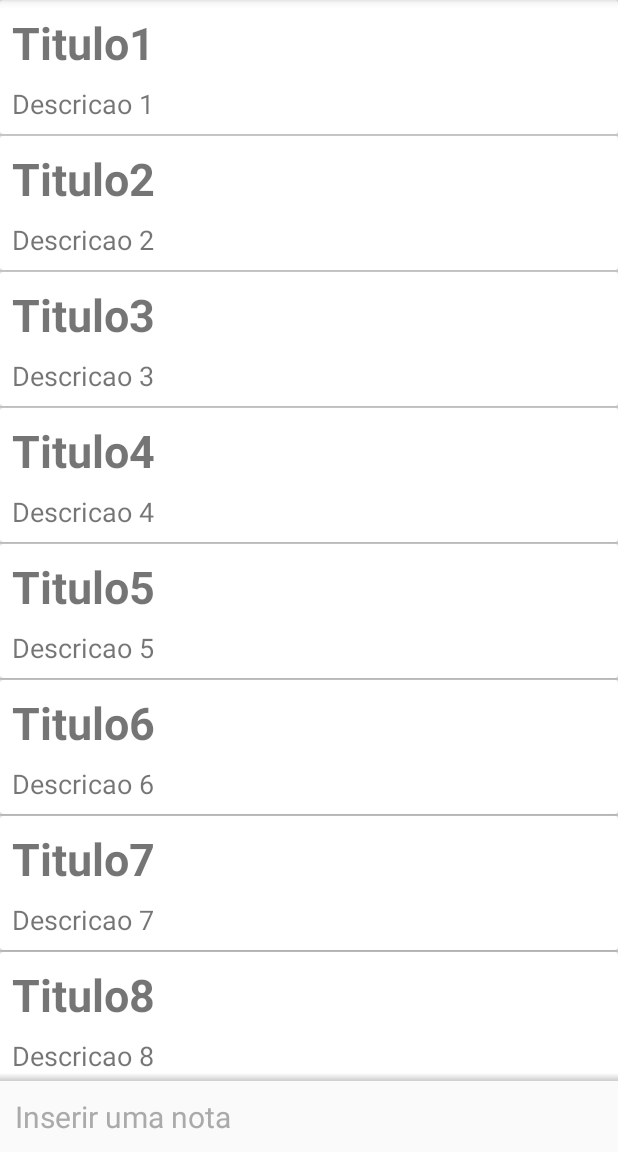
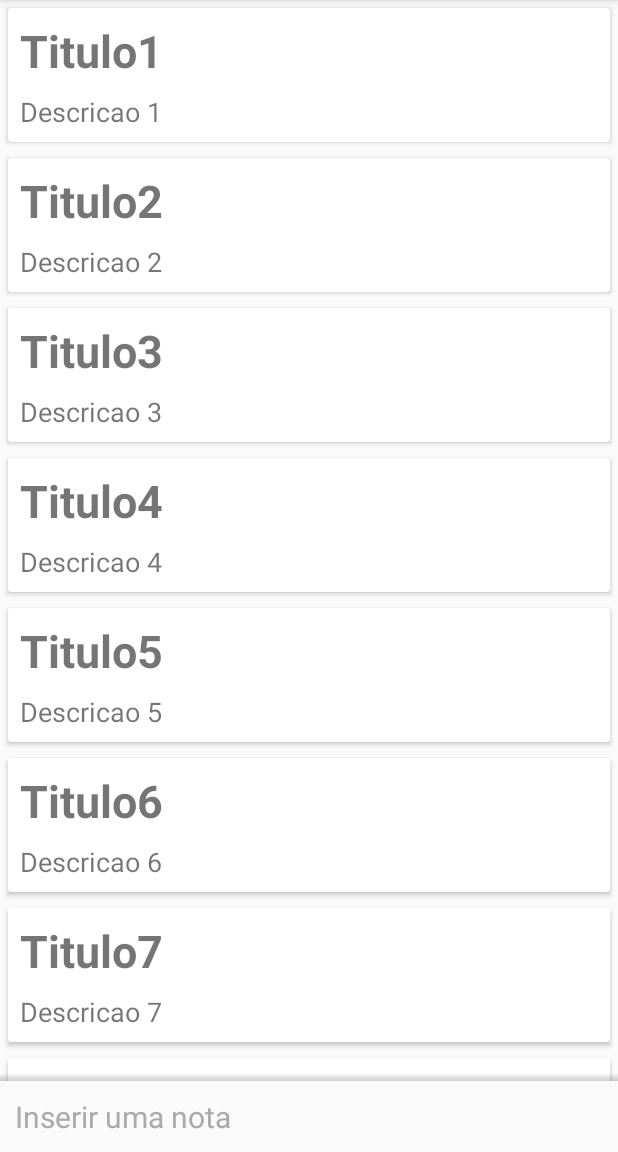
Before and after one commit to marcosvsSampaio/notasRecycleView, an Android app: the screen it shows after launch (ListaNotasActivity), on a phone screen of 412 x 824 dp, the part 84-1236 px from its top. Run offline under Robolectric (Android 15) with nearby library versions, the phone set to English and light mode, and no system bars.

Commit message:
Implementacao da RecyclerView

```diff
--- a/app/build.gradle
+++ b/app/build.gradle
@@ -27,6 +27,7 @@ dependencies {
     implementation 'androidx.appcompat:appcompat:1.2.0'
     implementation 'androidx.constraintlayout:constraintlayout:2.0.1'
     implementation 'androidx.cardview:cardview:1.0.0'
+    implementation 'androidx.recyclerview:recyclerview:1.2.0-alpha05'
     testImplementation 'junit:junit:4.12'
     androidTestImplementation 'androidx.test.ext:junit:1.1.1'
     androidTestImplementation 'androidx.test.espresso:espresso-core:3.2.0'
--- a/app/src/main/java/br/com/ceeprecycleview/ui/activity/ListaNotasActivity.java
+++ b/app/src/main/java/br/com/ceeprecycleview/ui/activity/ListaNotasActivity.java
@@ -1,9 +1,13 @@
 package br.com.ceeprecycleview.ui.activity;
 
-import androidx.appcompat.app.AppCompatActivity;
 
 import android.os.Bundle;
+import android.widget.ListAdapter;
 import android.widget.ListView;
+
+import androidx.appcompat.app.AppCompatActivity;
+import androidx.recyclerview.widget.LinearLayoutManager;
+import androidx.recyclerview.widget.RecyclerView;
 
 import java.util.List;
 
@@ -18,7 +22,7 @@ public class ListaNotasActivity extends AppCompatActivity {
     protected void onCreate(Bundle savedInstanceState) {
         super.onCreate(savedInstanceState);
         setContentView(R.layout.activity_lista_notas);
-        ListView listaNotas = findViewById(R.id.listView);
+        RecyclerView listaNotas = findViewById(R.id.listaNotasRecycler);
 
         NotaDAO dao = new NotaDAO();
         for (int i = 1; i <= 10000; i++){
@@ -27,7 +31,8 @@ public class ListaNotasActivity extends AppCompatActivity {
 
         List<Nota> notas = dao.todos();
 
-        ListaNotasAdapter adapter = new ListaNotasAdapter(this, notas);
-        listaNotas.setAdapter(adapter);
+        RecyclerView.LayoutManager layoutManage = new LinearLayoutManager(this);
+        listaNotas.setLayoutManager(layoutManage);
+        listaNotas.setAdapter(new ListaNotasAdapter(this, notas));
     }
 }
--- a/app/src/main/java/br/com/ceeprecycleview/ui/adapter/ListaNotasAdapter.java
+++ b/app/src/main/java/br/com/ceeprecycleview/ui/adapter/ListaNotasAdapter.java
@@ -4,57 +4,56 @@ import android.content.Context;
 import android.view.LayoutInflater;
 import android.view.View;
 import android.view.ViewGroup;
-import android.widget.BaseAdapter;
+import android.widget.ListAdapter;
 import android.widget.TextView;
+
+import androidx.annotation.NonNull;
+import androidx.recyclerview.widget.RecyclerView;
+
+import org.w3c.dom.Text;
 
 import java.util.List;
 
 import br.com.ceeprecycleview.R;
 import br.com.ceeprecycleview.model.Nota;
+import br.com.ceeprecycleview.ui.activity.ListaNotasActivity;
 
-public class ListaNotasAdapter extends BaseAdapter {
+public class ListaNotasAdapter extends RecyclerView.Adapter{
 
-    private final Context context;
-    private final List<Nota> notas;
+    private Context context;
+    private List<Nota> notas;
 
     public ListaNotasAdapter(Context context, List<Nota> notas) {
         this.context = context;
         this.notas = notas;
     }
 
+    @NonNull
     @Override
-    public int getCount() {
+    public RecyclerView.ViewHolder onCreateViewHolder(@NonNull ViewGroup parent, int viewType) {
+        View viewCriada = LayoutInflater.from(context)
+                .inflate(R.layout.item_nota, parent, false);
+        return new NotaViewHolder(viewCriada);
+    }
+
+    @Override
+    public void onBindViewHolder(@NonNull RecyclerView.ViewHolder holder, int position) {
+        Nota nota = notas.get(position);
+        TextView titulo = holder.itemView.findViewById(R.id.item_nota_titulo);
+        titulo.setText(nota.getTitulo());
+        TextView descricao = holder.itemView.findViewById(R.id.item_nota_descricao);
+        descricao.setText(nota.getDescricao());
+    }
+
+    @Override
+    public int getItemCount() {
         return notas.size();
     }
 
-    @Override
-    public Nota getItem(int position) {
-        return notas.get(position);
-    }
+    class NotaViewHolder extends RecyclerView.ViewHolder {
 
-    @Override
-    public long getItemId(int position) {
-        return 0;
-    }
-
-    @Override
-    public View getView(int position, View convertView, ViewGroup parent) {
-        View viewCriada = LayoutInflater.from(context).inflate(R.layout.item_nota, parent, false);
-        Nota nota = notas.get(position);
-
-        mostraTitulo(viewCriada, nota);
-
-        mostraDescricao(viewCriada, nota);
-        return viewCriada;
-    }
-
-    private void mostraDescricao(View viewCriada, Nota nota) {
-        TextView descricao = viewCriada.findViewById(R.id.item_nota_descricao);
-        descricao.setText(nota.getDescricao());
-    }
-
-    private void mostraTitulo(View viewCriada, Nota nota) {
-        TextView titulo = viewCriada.findViewById(R.id.item_nota_titulo);
-        titulo.setText(nota.getTitulo());
+        public NotaViewHolder(@NonNull View itemView) {
+            super(itemView);
+        }
     }
 }
--- a/app/src/main/res/layout/activity_lista_notas.xml
+++ b/app/src/main/res/layout/activity_lista_notas.xml
@@ -6,8 +6,8 @@
     android:layout_height="match_parent"
     tools:context="br.com.ceeprecycleview.ui.activity.ListaNotasActivity">
 
-    <ListView
-        android:id="@+id/listView"
+    <androidx.recyclerview.widget.RecyclerView
+        android:id="@+id/listaNotasRecycler"
         android:layout_width="0dp"
         android:layout_height="0dp"
         app:layout_constraintBottom_toTopOf="@id/lista_notas_insere_nota"
```
